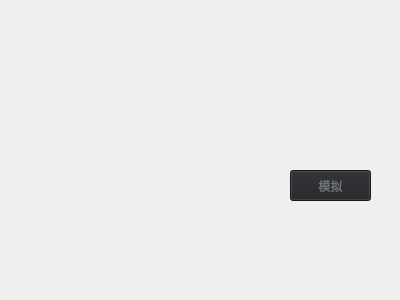
Qt form SurgicalRobotSoftware_2_0/surgical-robot-software-2-0/imagedisplaywidget.ui (Z-Hd/Lingxi-Spine-care-Visual-Interactive-Software-Prototype) before a commit.
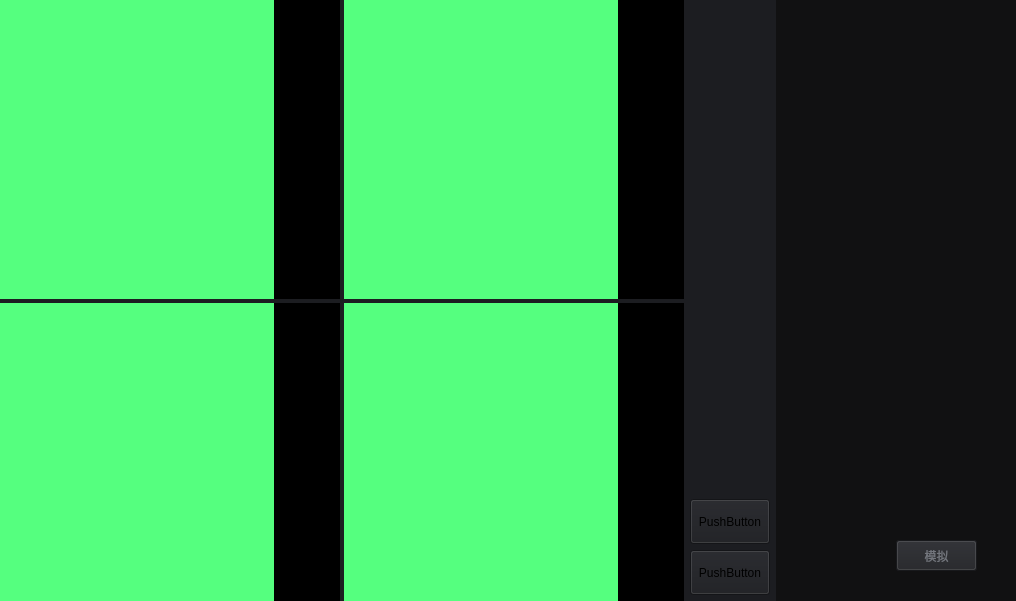
The same form after that commit.

Patch:
```diff
--- a/SurgicalRobotSoftware_2_0/surgical-robot-software-2-0/imagedisplaywidget.ui
+++ b/SurgicalRobotSoftware_2_0/surgical-robot-software-2-0/imagedisplaywidget.ui
@@ -6,29 +6,378 @@
    <rect>
     <x>0</x>
     <y>0</y>
-    <width>400</width>
-    <height>300</height>
+    <width>1016</width>
+    <height>601</height>
    </rect>
   </property>
   <property name="windowTitle">
    <string>Form</string>
   </property>
-  <widget class="QPushButton" name="simulationButton">
-   <property name="geometry">
-    <rect>
-     <x>290</x>
-     <y>170</y>
-     <width>81</width>
-     <height>31</height>
-    </rect>
+  <property name="styleSheet">
+   <string notr="true">background-color: rgb(28, 29, 33)</string>
+  </property>
+  <layout class="QHBoxLayout" name="horizontalLayout" stretch="40,2,14">
+   <property name="spacing">
+    <number>0</number>
    </property>
-   <property name="styleSheet">
-    <string notr="true">background-color:rgb(34, 35, 39);color:rgb(115, 118, 125)</string>
+   <property name="leftMargin">
+    <number>0</number>
    </property>
-   <property name="text">
-    <string>模拟</string>
+   <property name="topMargin">
+    <number>0</number>
    </property>
-  </widget>
+   <property name="rightMargin">
+    <number>0</number>
+   </property>
+   <property name="bottomMargin">
+    <number>0</number>
+   </property>
+   <item>
+    <widget class="QWidget" name="visualization" native="true">
+     <layout class="QGridLayout" name="gridLayout" rowstretch="0,0">
+      <property name="leftMargin">
+       <number>0</number>
+      </property>
+      <property name="topMargin">
+       <number>0</number>
+      </property>
+      <property name="rightMargin">
+       <number>0</number>
+      </property>
+      <property name="bottomMargin">
+       <number>0</number>
+      </property>
+      <property name="spacing">
+       <number>4</number>
+      </property>
+      <item row="0" column="0">
+       <widget class="QWidget" name="transverseBackground" native="true">
+        <property name="styleSheet">
+         <string notr="true">background-color: rgb(0, 0, 0);</string>
+        </property>
+        <layout class="QHBoxLayout" name="horizontalLayout_5">
+         <property name="leftMargin">
+          <number>0</number>
+         </property>
+         <property name="topMargin">
+          <number>0</number>
+         </property>
+         <property name="rightMargin">
+          <number>66</number>
+         </property>
+         <property name="bottomMargin">
+          <number>0</number>
+         </property>
+         <item>
+          <widget class="QWidget" name="transversePlate" native="true">
+           <property name="styleSheet">
+            <string notr="true">background-color: rgb(85, 255, 127);</string>
+           </property>
+          </widget>
+         </item>
+        </layout>
+       </widget>
+      </item>
+      <item row="0" column="1">
+       <widget class="QWidget" name="sagittalBackground" native="true">
+        <property name="styleSheet">
+         <string notr="true">background-color: rgb(0, 0, 0);</string>
+        </property>
+        <layout class="QHBoxLayout" name="horizontalLayout_2">
+         <property name="leftMargin">
+          <number>0</number>
+         </property>
+         <property name="topMargin">
+          <number>0</number>
+         </property>
+         <property name="rightMargin">
+          <number>66</number>
+         </property>
+         <property name="bottomMargin">
+          <number>0</number>
+         </property>
+         <item>
+          <widget class="QWidget" name="sagittalPlate" native="true">
+           <property name="styleSheet">
+            <string notr="true">background-color: rgb(85, 255, 127);</string>
+           </property>
+          </widget>
+         </item>
+        </layout>
+       </widget>
+      </item>
+      <item row="1" column="0">
+       <widget class="QWidget" name="coronalBackground" native="true">
+        <property name="styleSheet">
+         <string notr="true">background-color: rgb(0, 0, 0);</string>
+        </property>
+        <layout class="QHBoxLayout" name="horizontalLayout_3">
+         <property name="leftMargin">
+          <number>0</number>
+         </property>
+         <property name="topMargin">
+          <number>0</number>
+         </property>
+         <property name="rightMargin">
+          <number>66</number>
+         </property>
+         <property name="bottomMargin">
+          <number>0</number>
+         </property>
+         <item>
+          <widget class="QWidget" name="coronalPlate" native="true">
+           <property name="styleSheet">
+            <string notr="true">background-color: rgb(85, 255, 127);</string>
+           </property>
+          </widget>
+         </item>
+        </layout>
+       </widget>
+      </item>
+      <item row="1" column="1">
+       <widget class="QWidget" name="model3DBackground" native="true">
+        <property name="styleSheet">
+         <string notr="true">background-color: rgb(0, 0, 0);</string>
+        </property>
+        <layout class="QHBoxLayout" name="horizontalLayout_4">
+         <property name="leftMargin">
+          <number>0</number>
+         </property>
+         <property name="topMargin">
+          <number>0</number>
+         </property>
+         <property name="rightMargin">
+          <number>66</number>
+         </property>
+         <property name="bottomMargin">
+          <number>0</number>
+         </property>
+         <item>
+          <widget class="QWidget" name="model3DPlate" native="true">
+           <property name="styleSheet">
+            <string notr="true">background-color: rgb(85, 255, 127);</string>
+           </property>
+          </widget>
+         </item>
+        </layout>
+       </widget>
+      </item>
+     </layout>
+    </widget>
+   </item>
+   <item>
+    <widget class="QWidget" name="addition" native="true">
+     <layout class="QVBoxLayout" name="verticalLayout">
+      <property name="leftMargin">
+       <number>6</number>
+      </property>
+      <property name="topMargin">
+       <number>6</number>
+      </property>
+      <property name="rightMargin">
+       <number>6</number>
+      </property>
+      <property name="bottomMargin">
+       <number>6</number>
+      </property>
+      <item>
+       <spacer name="verticalSpacer">
+        <property name="orientation">
+         <enum>Qt::Vertical</enum>
+        </property>
+        <property name="sizeHint" stdset="0">
+         <size>
+          <width>20</width>
+          <height>40</height>
+         </size>
+        </property>
+       </spacer>
+      </item>
+      <item>
+       <spacer name="verticalSpacer_2">
+        <property name="orientation">
+         <enum>Qt::Vertical</enum>
+        </property>
+        <property name="sizeHint" stdset="0">
+         <size>
+          <width>20</width>
+          <height>40</height>
+         </size>
+        </property>
+       </spacer>
+      </item>
+      <item>
+       <spacer name="verticalSpacer_3">
+        <property name="orientation">
+         <enum>Qt::Vertical</enum>
+        </property>
+        <property name="sizeHint" stdset="0">
+         <size>
+          <width>20</width>
+          <height>40</height>
+         </size>
+        </property>
+       </spacer>
+      </item>
+      <item>
+       <spacer name="verticalSpacer_4">
+        <property name="orientation">
+         <enum>Qt::Vertical</enum>
+        </property>
+        <property name="sizeHint" stdset="0">
+         <size>
+          <width>20</width>
+          <height>40</height>
+         </size>
+        </property>
+       </spacer>
+      </item>
+      <item>
+       <spacer name="verticalSpacer_5">
+        <property name="orientation">
+         <enum>Qt::Vertical</enum>
+        </property>
+        <property name="sizeHint" stdset="0">
+         <size>
+          <width>20</width>
+          <height>40</height>
+         </size>
+        </property>
+       </spacer>
+      </item>
+      <item>
+       <spacer name="verticalSpacer_6">
+        <property name="orientation">
+         <enum>Qt::Vertical</enum>
+        </property>
+        <property name="sizeHint" stdset="0">
+         <size>
+          <width>20</width>
+          <height>40</height>
+         </size>
+        </property>
+       </spacer>
+      </item>
+      <item>
+       <spacer name="verticalSpacer_7">
+        <property name="orientation">
+         <enum>Qt::Vertical</enum>
+        </property>
+        <property name="sizeHint" stdset="0">
+         <size>
+          <width>20</width>
+          <height>40</height>
+         </size>
+        </property>
+       </spacer>
+      </item>
+      <item>
+       <spacer name="verticalSpacer_8">
+        <property name="orientation">
+         <enum>Qt::Vertical</enum>
+        </property>
+        <property name="sizeHint" stdset="0">
+         <size>
+          <width>20</width>
+          <height>40</height>
+         </size>
+        </property>
+       </spacer>
+      </item>
+      <item>
+       <spacer name="verticalSpacer_9">
+        <property name="orientation">
+         <enum>Qt::Vertical</enum>
+        </property>
+        <property name="sizeHint" stdset="0">
+         <size>
+          <width>20</width>
+          <height>40</height>
+         </size>
+        </property>
+       </spacer>
+      </item>
+      <item>
+       <spacer name="verticalSpacer_10">
+        <property name="orientation">
+         <enum>Qt::Vertical</enum>
+        </property>
+        <property name="sizeHint" stdset="0">
+         <size>
+          <width>20</width>
+          <height>40</height>
+         </size>
+        </property>
+       </spacer>
+      </item>
+      <item>
+       <spacer name="verticalSpacer_11">
+        <property name="orientation">
+         <enum>Qt::Vertical</enum>
+        </property>
+        <property name="sizeHint" stdset="0">
+         <size>
+          <width>20</width>
+          <height>40</height>
+         </size>
+        </property>
+       </spacer>
+      </item>
+      <item>
+       <widget class="QPushButton" name="pushButton">
+        <property name="sizePolicy">
+         <sizepolicy hsizetype="Preferred" vsizetype="Expanding">
+          <horstretch>0</horstretch>
+          <verstretch>0</verstretch>
+         </sizepolicy>
+        </property>
+        <property name="text">
+         <string>PushButton</string>
+        </property>
+       </widget>
+      </item>
+      <item>
+       <widget class="QPushButton" name="pushButton_2">
+        <property name="sizePolicy">
+         <sizepolicy hsizetype="Preferred" vsizetype="Expanding">
+          <horstretch>0</horstretch>
+          <verstretch>0</verstretch>
+         </sizepolicy>
+        </property>
+        <property name="text">
+         <string>PushButton</string>
+        </property>
+       </widget>
+      </item>
+     </layout>
+    </widget>
+   </item>
+   <item>
+    <widget class="QStackedWidget" name="stackedWidget">
+     <property name="styleSheet">
+      <string notr="true">background-color: rgb(17, 17, 18);</string>
+     </property>
+     <widget class="QWidget" name="stackedWidgetPage1">
+      <widget class="QPushButton" name="simulationButton">
+       <property name="geometry">
+        <rect>
+         <x>120</x>
+         <y>540</y>
+         <width>81</width>
+         <height>31</height>
+        </rect>
+       </property>
+       <property name="styleSheet">
+        <string notr="true">background-color:rgb(34, 35, 39);color:rgb(115, 118, 125)</string>
+       </property>
+       <property name="text">
+        <string>模拟</string>
+       </property>
+      </widget>
+     </widget>
+    </widget>
+   </item>
+  </layout>
  </widget>
  <resources/>
  <connections/>
```
